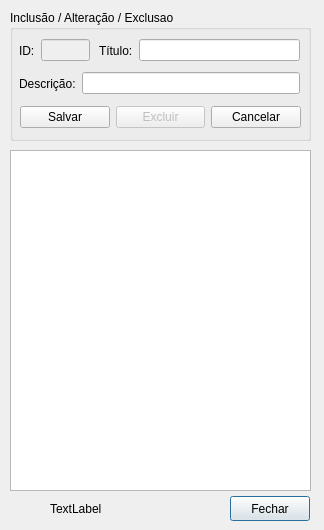
Above: fm_eventos.ui from fercosmig/LifeLogging before the change. Below: the same form after it.
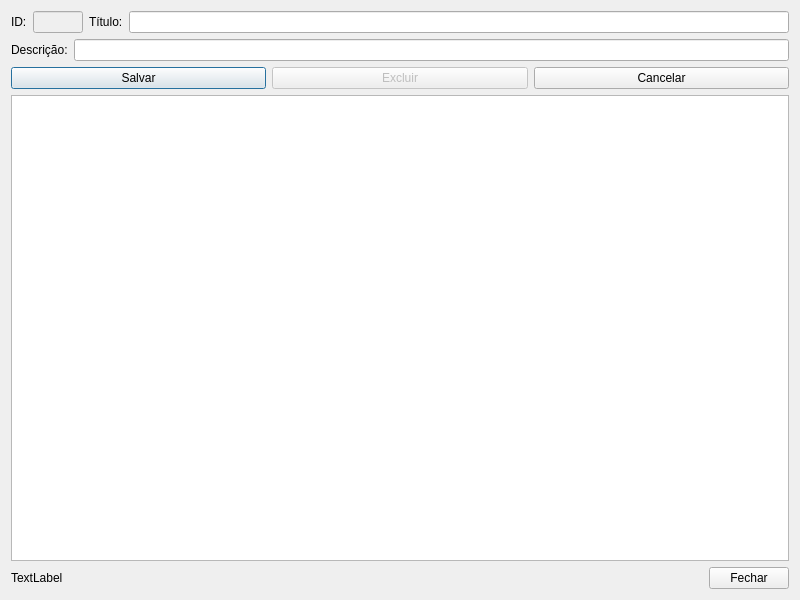
That is the form after the change. Icons and pictures are not drawn.

Diff of the .ui file:
```diff
--- a/fm_eventos.ui
+++ b/fm_eventos.ui
@@ -6,58 +6,20 @@
    <rect>
     <x>0</x>
     <y>0</y>
-    <width>324</width>
-    <height>530</height>
+    <width>800</width>
+    <height>600</height>
    </rect>
   </property>
   <property name="windowTitle">
    <string>Gestão de eventos</string>
   </property>
-  <widget class="QPushButton" name="pushButton_fechar">
-   <property name="geometry">
-    <rect>
-     <x>230</x>
-     <y>496</y>
-     <width>80</width>
-     <height>25</height>
-    </rect>
-   </property>
-   <property name="text">
-    <string>Fechar</string>
-   </property>
-  </widget>
-  <widget class="QTableWidget" name="tableWidget_eventos">
-   <property name="geometry">
-    <rect>
-     <x>10</x>
-     <y>150</y>
-     <width>301</width>
-     <height>341</height>
-    </rect>
-   </property>
-  </widget>
-  <widget class="QGroupBox" name="groupBox">
-   <property name="geometry">
-    <rect>
-     <x>10</x>
-     <y>10</y>
-     <width>301</width>
-     <height>131</height>
-    </rect>
-   </property>
-   <property name="title">
-    <string>Inclusão / Alteração / Exclusao</string>
-   </property>
-   <widget class="QWidget" name="layoutWidget">
-    <property name="geometry">
-     <rect>
-      <x>9</x>
-      <y>27</y>
-      <width>71</width>
-      <height>27</height>
-     </rect>
-    </property>
-    <layout class="QHBoxLayout" name="horizontalLayout">
+  <property name="windowIcon">
+   <iconset resource="resource_files.qrc">
+    <normaloff>:/icons/images/icone.png</normaloff>:/icons/images/icone.png</iconset>
+  </property>
+  <layout class="QGridLayout" name="gridLayout">
+   <item row="0" column="0">
+    <layout class="QHBoxLayout" name="horizontalLayout_6">
      <item>
       <widget class="QLabel" name="label">
        <property name="text">
@@ -70,20 +32,14 @@
        <property name="enabled">
         <bool>false</bool>
        </property>
+       <property name="maximumSize">
+        <size>
+         <width>50</width>
+         <height>16777215</height>
+        </size>
+       </property>
       </widget>
      </item>
-    </layout>
-   </widget>
-   <widget class="QWidget" name="layoutWidget">
-    <property name="geometry">
-     <rect>
-      <x>89</x>
-      <y>27</y>
-      <width>201</width>
-      <height>27</height>
-     </rect>
-    </property>
-    <layout class="QHBoxLayout" name="horizontalLayout_2">
      <item>
       <widget class="QLabel" name="label_2">
        <property name="text">
@@ -95,16 +51,8 @@
       <widget class="QLineEdit" name="lineEdit_titulo"/>
      </item>
     </layout>
-   </widget>
-   <widget class="QWidget" name="layoutWidget">
-    <property name="geometry">
-     <rect>
-      <x>9</x>
-      <y>60</y>
-      <width>281</width>
-      <height>27</height>
-     </rect>
-    </property>
+   </item>
+   <item row="1" column="0">
     <layout class="QHBoxLayout" name="horizontalLayout_3">
      <item>
       <widget class="QLabel" name="label_3">
@@ -117,16 +65,8 @@
       <widget class="QLineEdit" name="lineEdit_descricao"/>
      </item>
     </layout>
-   </widget>
-   <widget class="QWidget" name="layoutWidget">
-    <property name="geometry">
-     <rect>
-      <x>10</x>
-      <y>94</y>
-      <width>281</width>
-      <height>27</height>
-     </rect>
-    </property>
+   </item>
+   <item row="2" column="0">
     <layout class="QHBoxLayout" name="horizontalLayout_4">
      <item>
       <widget class="QPushButton" name="pushButton_salvar">
@@ -153,21 +93,42 @@
       </widget>
      </item>
     </layout>
-   </widget>
-  </widget>
-  <widget class="QLabel" name="label_numero_da_linha">
-   <property name="geometry">
-    <rect>
-     <x>50</x>
-     <y>500</y>
-     <width>52</width>
-     <height>17</height>
-    </rect>
-   </property>
-   <property name="text">
-    <string>TextLabel</string>
-   </property>
-  </widget>
+   </item>
+   <item row="3" column="0">
+    <widget class="QTableWidget" name="tableWidget_eventos"/>
+   </item>
+   <item row="4" column="0">
+    <layout class="QHBoxLayout" name="horizontalLayout_5">
+     <item>
+      <widget class="QLabel" name="label_numero_da_linha">
+       <property name="text">
+        <string>TextLabel</string>
+       </property>
+      </widget>
+     </item>
+     <item>
+      <spacer name="horizontalSpacer">
+       <property name="orientation">
+        <enum>Qt::Horizontal</enum>
+       </property>
+       <property name="sizeHint" stdset="0">
+        <size>
+         <width>40</width>
+         <height>20</height>
+        </size>
+       </property>
+      </spacer>
+     </item>
+     <item>
+      <widget class="QPushButton" name="pushButton_fechar">
+       <property name="text">
+        <string>Fechar</string>
+       </property>
+      </widget>
+     </item>
+    </layout>
+   </item>
+  </layout>
  </widget>
  <tabstops>
   <tabstop>lineEdit_id</tabstop>
```
Left out of the diff: 6 changed lines with no effect on the pictures.
